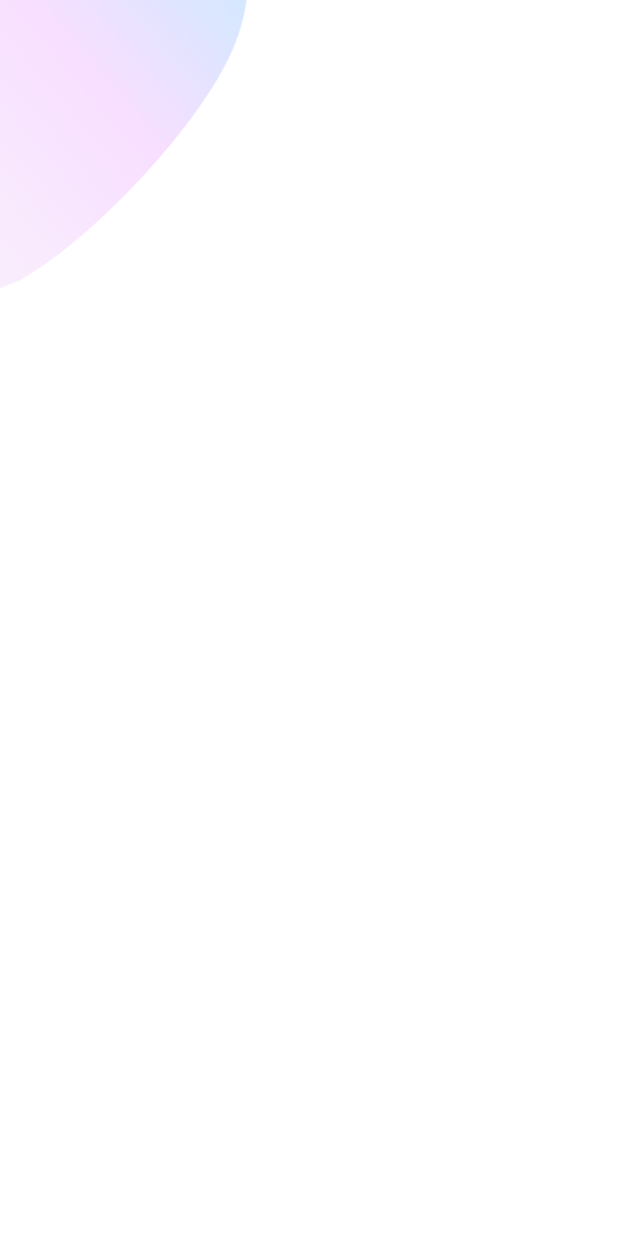
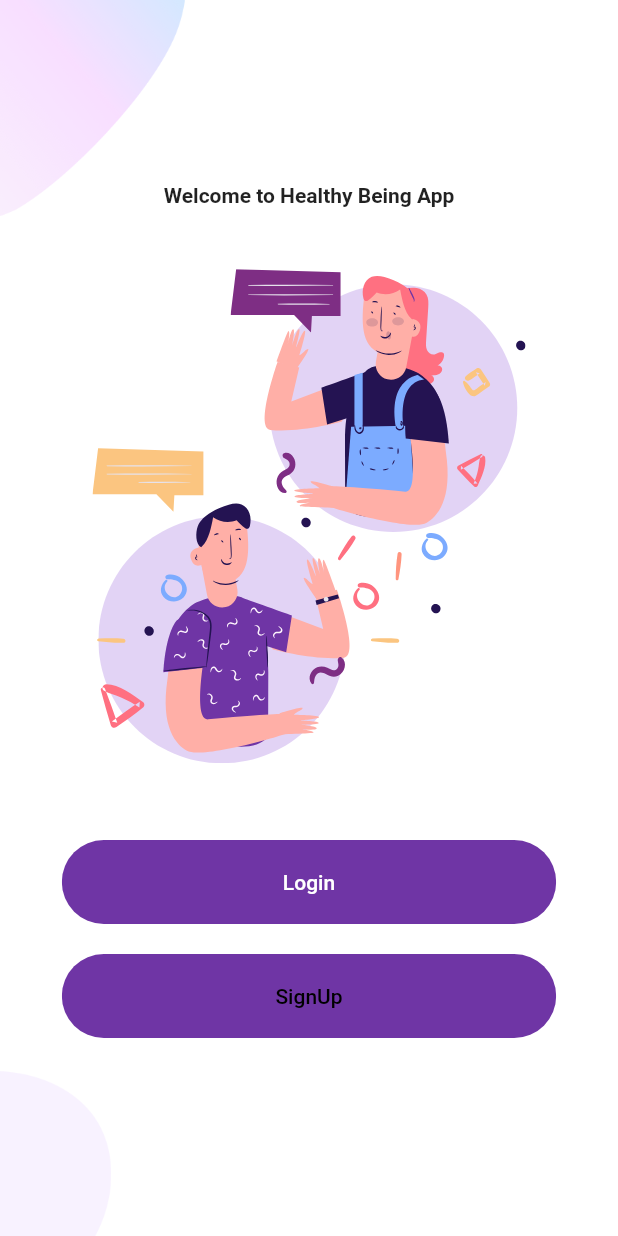
Before and after one commit to mr0a/flutter_login_auth, a Flutter app: the screen it shows after launch, on a phone screen of 412 x 824 dp. Run offline on Flutter 3.47's test engine with Material 2 defaults, Android fonts, the phone set to English and light mode, and no system bars; our stand-ins replace flutter_svg.

Commit message:
Welcome Screen complete

```diff
--- /dev/null
+++ b/lib/Screens/welcome/components/background.dart
@@ -0,0 +1,39 @@
+import 'package:flutter/material.dart';
+
+class Background extends StatelessWidget {
+  final child;
+
+  const Background({
+    Key key,
+    @required this.child,
+  }) : super(key: key);
+
+  @override
+  Widget build(BuildContext context) {
+    Size size = MediaQuery.of(context).size;
+    return Container(
+      height: size.height,
+      width: double.infinity,
+      child: Stack(
+        alignment: Alignment.center,
+        children: [
+          Positioned(
+            top: 0,
+            left: 0,
+            child: Image.asset(
+              'assets/images/main_top.png',
+            ),
+            width: size.width * 0.3,
+          ),
+          Positioned(
+            bottom: 0,
+            left: 0,
+            child: Image.asset('assets/images/main_bottom.png'),
+            width: size.width * 0.18,
+          ),
+          child,
+        ],
+      ),
+    );
+  }
+}
--- a/lib/Screens/welcome/components/body.dart
+++ b/lib/Screens/welcome/components/body.dart
@@ -1,20 +1,41 @@
 import 'package:flutter/material.dart';
+import 'package:flutter_svg/flutter_svg.dart';
+import '../../../components/rounded_button.dart';
+import './background.dart';
 
 class Body extends StatelessWidget {
   @override
   Widget build(BuildContext context) {
     Size size = MediaQuery.of(context).size;
-    return Container(
-      height: size.height,
-      width: double.infinity,
-      child: Stack(
+    return Background(
+      child: Column(
+        mainAxisAlignment: MainAxisAlignment.center,
         children: [
-          Positioned(
-            child: Image.asset(
-              'assets/images/main_top.png',
+          Text(
+            'Welcome to Healthy Being App',
+            style: TextStyle(
+              fontWeight: FontWeight.bold,
             ),
-            width: size.width * 0.4,
-          )
+          ),
+          SizedBox(
+            height: size.height * 0.05,
+          ),
+          SvgPicture.asset(
+            'assets/icons/chat.svg',
+            height: size.height * 0.4,
+          ),
+          SizedBox(
+            height: size.height * 0.05,
+          ),
+          RoundedButton(
+            text: 'Login',
+            press: () {},
+          ),
+          RoundedButton(
+            text: 'SignUp',
+            press: () {},
+            textcolor: Colors.black,
+          ),
         ],
       ),
     );
--- /dev/null
+++ b/lib/components/rounded_button.dart
@@ -0,0 +1,38 @@
+import 'package:flutter/material.dart';
+import '../constant.dart';
+
+class RoundedButton extends StatelessWidget {
+  final String text;
+  final Function press;
+  final Color color, textcolor;
+  const RoundedButton({
+    Key key,
+    this.text,
+    this.press,
+    this.color = kPrimaryColor,
+    this.textcolor = Colors.white,
+  }) : super(key: key);
+
+  @override
+  Widget build(BuildContext context) {
+    Size size = MediaQuery.of(context).size;
+    return Container(
+      margin: EdgeInsets.symmetric(vertical: 10),
+      width: size.width * 0.8,
+      child: ClipRRect(
+        borderRadius: BorderRadius.circular(29),
+        child: TextButton(
+          onPressed: press,
+          child: Text(
+            text,
+            style: TextStyle(color: textcolor),
+          ),
+          style: TextButton.styleFrom(
+            padding: EdgeInsets.symmetric(vertical: 20, horizontal: 40),
+            backgroundColor: color,
+          ),
+        ),
+      ),
+    );
+  }
+}
--- a/lib/main.dart
+++ b/lib/main.dart
@@ -11,7 +11,7 @@ class MyApp extends StatelessWidget {
   Widget build(BuildContext context) {
     return MaterialApp(
       debugShowCheckedModeBanner: false,
-      title: 'Well Being App',
+      title: 'Healthy Being App',
       theme: ThemeData(
         primaryColor: kPrimaryColor,
         scaffoldBackgroundColor: Colors.white,
--- a/pubspec.yaml
+++ b/pubspec.yaml
@@ -28,7 +28,7 @@ dependencies:
   # The following adds the Cupertino Icons font to your application.
   # Use with the CupertinoIcons class for iOS style icons.
   cupertino_icons: ^1.0.2
-  flutter_svg: ^0.19.2+1
+  flutter_svg: ^0.19.2
 
 dev_dependencies:
   flutter_test:
```
